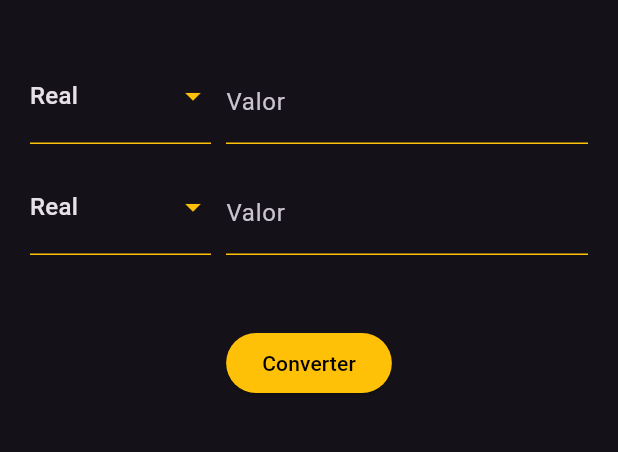
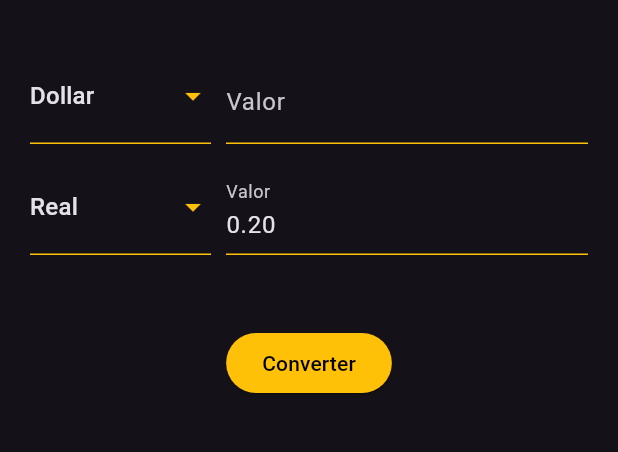
Before and after one commit to gabrielbsx/flutter-tech-app, a Flutter app: the screen it shows after launch, after a tap on "Converter", on a phone screen of 412 x 824 dp, the part 354-806 px from its top. Run offline on Flutter 3.47's test engine with Material 3 defaults, Android fonts, the phone set to English and light mode, and no system bars.

Commit message:
feat: manage state currency

```diff
--- a/lib/src/components/currency_input_group.dart
+++ b/lib/src/components/currency_input_group.dart
@@ -1,7 +1,19 @@
+import 'package:fintech/src/models/currency_model.dart';
 import 'package:flutter/material.dart';
 
 class CurrencyInputGroup extends StatelessWidget {
-  const CurrencyInputGroup({super.key});
+  final List<CurrencyModel> items;
+  final TextEditingController controller;
+  final CurrencyModel selectedItem;
+  final void Function(CurrencyModel model) onChanged;
+
+  const CurrencyInputGroup({
+    super.key,
+    required this.items,
+    required this.controller,
+    required this.onChanged,
+    required this.selectedItem,
+  });
 
   @override
   Widget build(BuildContext context) {
@@ -13,7 +25,7 @@ class CurrencyInputGroup extends StatelessWidget {
           child: SizedBox(
             height: 64.0,
             child: DropdownButton<String>(
-              value: 'Real',
+              value: selectedItem.name,
               iconSize: 24,
               elevation: 16,
               isExpanded: true,
@@ -22,19 +34,17 @@ class CurrencyInputGroup extends StatelessWidget {
                 height: 1,
                 color: Colors.amber,
               ),
-              items: [
-                'Real',
-                'Dollar',
-                'Euro',
-                'Pound',
-                'Yen',
-              ].map<DropdownMenuItem<String>>((String value) {
-                return DropdownMenuItem<String>(
-                  value: value,
-                  child: Text(value),
-                );
-              }).toList(),
-              onChanged: (value) {},
+              items: items
+                  .map(
+                    (value) => DropdownMenuItem<String>(
+                      value: value.name,
+                      child: Text(value.name),
+                    ),
+                  )
+                  .toList(),
+              onChanged: (String? value) {
+                onChanged(items.firstWhere((element) => element.name == value));
+              },
             ),
           ),
         ),
@@ -44,6 +54,7 @@ class CurrencyInputGroup extends StatelessWidget {
         Expanded(
           flex: 2,
           child: TextField(
+            controller: controller,
             decoration: InputDecoration(
               labelText: 'Valor',
               enabledBorder: UnderlineInputBorder(
--- a/lib/src/views/screens/home_screen_view.dart
+++ b/lib/src/views/screens/home_screen_view.dart
@@ -1,4 +1,5 @@
 import 'package:fintech/src/components/currency_input_group.dart';
+import 'package:fintech/src/controllers/home_controller.dart';
 import 'package:flutter/material.dart';
 
 class HomeScreenView extends StatefulWidget {
@@ -9,6 +10,21 @@ class HomeScreenView extends StatefulWidget {
 }
 
 class _HomeScreenViewState extends State<HomeScreenView> {
+  late HomeController homeController;
+
+  final TextEditingController fromTextController = TextEditingController();
+  final TextEditingController toTextController = TextEditingController();
+
+  @override
+  void initState() {
+    super.initState();
+
+    homeController = HomeController(
+      fromText: fromTextController,
+      toText: toTextController,
+    );
+  }
+
   @override
   Widget build(BuildContext context) {
     return Scaffold(
@@ -34,16 +50,32 @@ class _HomeScreenViewState extends State<HomeScreenView> {
               SizedBox(
                 height: 40,
               ),
-              CurrencyInputGroup(),
+              CurrencyInputGroup(
+                selectedItem: homeController.toCurrency,
+                items: homeController.currencies,
+                controller: homeController.toText,
+                onChanged: (model) {
+                  homeController.toCurrency = model;
+                },
+              ),
               SizedBox(
                 height: 10,
               ),
-              CurrencyInputGroup(),
+              CurrencyInputGroup(
+                selectedItem: homeController.fromCurrency,
+                items: homeController.currencies,
+                controller: homeController.fromText,
+                onChanged: (model) {
+                  homeController.fromCurrency = model;
+                },
+              ),
               SizedBox(
                 height: 40,
               ),
               ElevatedButton(
-                onPressed: () {},
+                onPressed: () {
+                  homeController.convert();
+                },
                 style: ElevatedButton.styleFrom(
                   backgroundColor: Colors.amber,
                 ),
```
